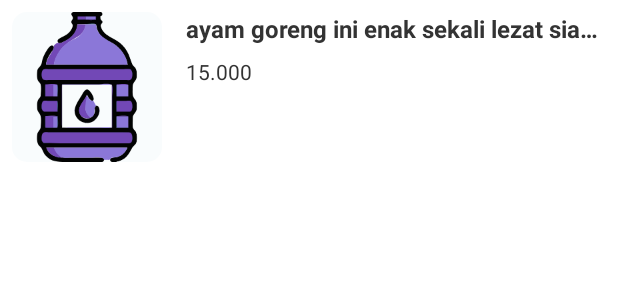
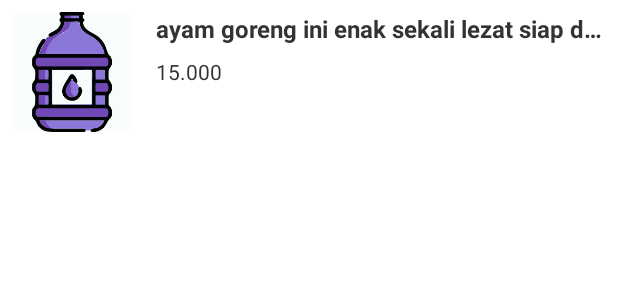
Before and after one commit to mbahgembrong/Galon-App, an Android app: the layout list_galon_transaksi.xml on its own in the app's theme, with its tools: preview values and no code run, on a phone screen of 412 x 824 dp. Shown: the top 300 px of the screen. Run offline under Robolectric (Android 15) with nearby library versions, the light colour scheme and no system bars.

Commit message:
add color layout

```diff
--- a/app/src/main/java/com/example/galonapps/ui/pelanggan/PelangganActivity.kt
+++ b/app/src/main/java/com/example/galonapps/ui/pelanggan/PelangganActivity.kt
@@ -15,8 +15,8 @@ import com.example.galonapps.ui.pelanggan.transaksi.TransaksiActivity
 class PelangganActivity : AppCompatActivity() {
 
 
-     private var binding: ActivityPelangganBinding? =null
-        val bind get() = binding
+    private var binding: ActivityPelangganBinding? = null
+    val bind get() = binding
 
     override fun onCreate(savedInstanceState: Bundle?) {
         super.onCreate(savedInstanceState)
@@ -27,7 +27,8 @@ class PelangganActivity : AppCompatActivity() {
         }
 
     }
-    private fun initView(){
+
+    private fun initView() {
         binding = ActivityPelangganBinding.inflate(layoutInflater)
         setContentView(binding!!.root)
 
@@ -41,7 +42,7 @@ class PelangganActivity : AppCompatActivity() {
                 R.id.navigation_home, R.id.navigation_order, R.id.navigation_profile
             )
         )
-        setupActionBarWithNavController(navController, appBarConfiguration)
+//        setupActionBarWithNavController(navController, ])
         navView.setupWithNavController(navController)
     }
 }
--- a/app/src/main/res/layout/list_galon_transaksi.xml
+++ b/app/src/main/res/layout/list_galon_transaksi.xml
@@ -17,8 +17,9 @@
             android:singleLine="true"
             android:text="ayam goreng ini enak sekali lezat siap dihidangkan" android:maxLines="1"
             android:textColor="@color/black" app:layout_constraintStart_toEndOf="@+id/imageGalonTransaksi"
-            app:layout_constraintEnd_toEndOf="parent" android:layout_marginStart="16dp" android:textStyle="bold"
-            android:textSize="16sp"/>
+            android:layout_marginStart="16dp" android:textStyle="bold"
+            android:textSize="16sp" app:layout_constraintEnd_toStartOf="@+id/layoutQuantityControl"
+            app:layout_constraintHorizontal_bias="0.5"/>
     <TextView
             android:text="15.000"
             android:layout_width="0dp"
@@ -28,12 +29,13 @@
             app:layout_constraintEnd_toEndOf="@+id/textNamaGalonTransaksi" android:layout_marginVertical="8dp"
             android:textColor="@color/black"/>
     <com.google.android.material.imageview.ShapeableImageView
-            android:layout_width="100dp"
-            android:layout_height="100dp" android:src="@drawable/ic_water"
+            android:layout_width="80dp"
+            android:layout_height="80dp" android:src="@drawable/ic_water"
             android:id="@+id/imageGalonTransaksi" android:layout_weight="1"
             app:shapeAppearanceOverlay="@style/ShapeAppearanceOverlay.App.CornerSize10Percent"
             app:layout_constraintTop_toTopOf="parent"
-            app:layout_constraintStart_toStartOf="parent"/>
+            app:layout_constraintStart_toStartOf="parent"
+    />
     <include
             android:id="@+id/layoutQuantityControl"
             layout="@layout/in_dec_view"
@@ -41,7 +43,8 @@
             android:layout_height="wrap_content"
             android:layout_marginVertical="4dp" android:visibility="visible"
             android:layout_gravity="start"
-            app:layout_constraintTop_toBottomOf="@+id/textHargaGalonTransaksi"
-            app:layout_constraintBottom_toBottomOf="parent"
-            android:layout_marginBottom="8dp" app:layout_constraintStart_toStartOf="@+id/textHargaGalonTransaksi"/>
+            app:layout_constraintEnd_toEndOf="parent" app:layout_constraintTop_toTopOf="parent"
+            app:layout_constraintStart_toEndOf="@+id/textNamaGalonTransaksi"
+            app:layout_constraintHorizontal_bias="0.5"
+            app:layout_constraintBottom_toBottomOf="parent"/>
 </androidx.constraintlayout.widget.ConstraintLayout>
--- a/app/src/main/res/values/themes.xml
+++ b/app/src/main/res/values/themes.xml
@@ -1,6 +1,6 @@
 <resources xmlns:tools="http://schemas.android.com/tools">
     <!-- Base application theme. -->
-    <style name="Theme.GalonApps" parent="Theme.MaterialComponents.DayNight.DarkActionBar">
+    <style name="Theme.GalonApps" parent="Theme.MaterialComponents.DayNight.NoActionBar">
         <!-- Primary brand color. -->
         <item name="colorPrimary">@color/purple_500</item>
         <item name="colorPrimaryVariant">@color/purple_700</item>
```
